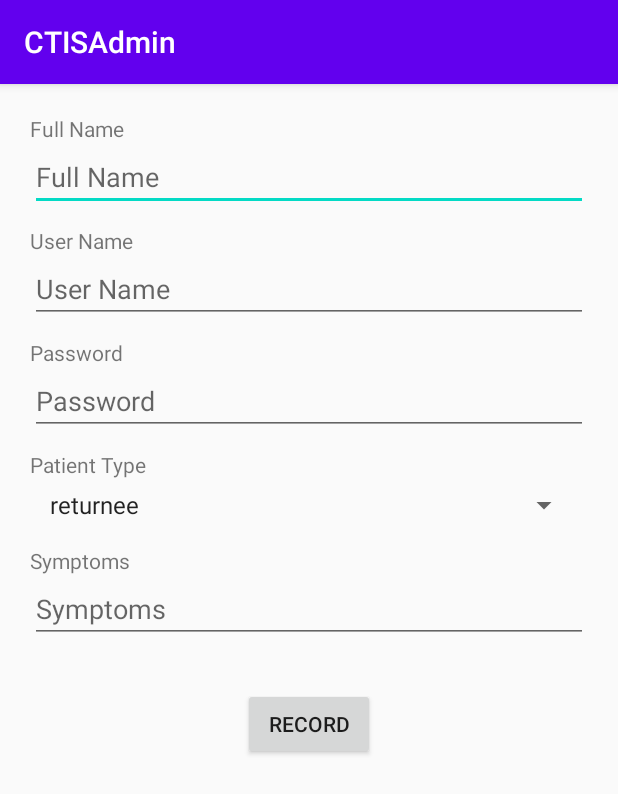
After one commit to cbr85/Android-based-CTIS-Application, an Android app: the RecordNewTestActivity screen opened directly, with no data from a screen before it, on a phone screen of 412 x 824 dp. The commit adds this screen. Shown: the top 794 px of the screen. Run offline under Robolectric (Android 15) with nearby library versions, the phone set to English and light mode, and no system bars; our stand-ins replace Firebase (no records; nobody signed in at launch, a user with empty details on screens opened directly).

Commit message:
SignupAndTester
Signup
create object CentreOffice
create UI for Signup

Tester
create menu for tester
create add test record

```diff
--- a/ctisadmin/build.gradle
+++ b/ctisadmin/build.gradle
@@ -27,10 +27,12 @@ dependencies {
     implementation fileTree(dir: "libs", include: ["*.jar"])
     implementation 'androidx.appcompat:appcompat:1.2.0'
     implementation 'androidx.constraintlayout:constraintlayout:2.0.4'
+    implementation 'com.google.firebase:firebase-firestore:22.0.0'
     testImplementation 'junit:junit:4.12'
     androidTestImplementation 'androidx.test.ext:junit:1.1.2'
     androidTestImplementation 'androidx.test.espresso:espresso-core:3.3.0'
 
     implementation platform('com.google.firebase:firebase-bom:26.7.0')
 
+
 }
--- a/ctisadmin/src/main/AndroidManifest.xml
+++ b/ctisadmin/src/main/AndroidManifest.xml
@@ -9,6 +9,9 @@
         android:roundIcon="@mipmap/ic_launcher_round"
         android:supportsRtl="true"
         android:theme="@style/AppTheme">
+        <activity android:name=".RecordNewTestActivity"></activity>
+        <activity android:name=".MenuTesterActivity" />
+        <activity android:name=".SignUpActivity" />
         <activity android:name=".MainActivity">
             <intent-filter>
                 <action android:name="android.intent.action.MAIN" />
--- /dev/null
+++ b/ctisadmin/src/main/java/com/example/ctisadmin/RecordNewTestActivity.java
@@ -0,0 +1,139 @@
+package com.example.ctisadmin;
+
+import androidx.annotation.NonNull;
+import androidx.appcompat.app.AppCompatActivity;
+
+import android.content.Intent;
+import android.os.Bundle;
+import android.view.View;
+import android.widget.Button;
+import android.widget.EditText;
+import android.widget.Spinner;
+import android.widget.Toast;
+
+import com.google.android.gms.tasks.OnFailureListener;
+import com.google.android.gms.tasks.OnSuccessListener;
+import com.google.firebase.firestore.CollectionReference;
+import com.google.firebase.firestore.DocumentReference;
+import com.google.firebase.firestore.FirebaseFirestore;
+import com.google.firebase.firestore.QueryDocumentSnapshot;
+import com.google.firebase.firestore.QuerySnapshot;
+
+import java.util.HashMap;
+import java.util.Map;
+
+public class RecordNewTestActivity extends AppCompatActivity {
+
+    EditText fullName;
+    EditText userName;
+    EditText password;
+    EditText symptoms;
+    Button record;
+    Spinner patientType;
+    CentreOfficer centreOfficer = new CentreOfficer();
+
+    CollectionReference collectionReference = FirebaseFirestore.getInstance()
+            .collection("Patient");
+
+
+    @Override
+    protected void onCreate(Bundle savedInstanceState) {
+        super.onCreate(savedInstanceState);
+        setContentView(R.layout.activity_record_new_test);
+
+        Intent i = getIntent();
+        centreOfficer = (CentreOfficer) i.getSerializableExtra("officer");
+
+        fullName = findViewById(R.id.edit_text_full_name);
+        userName = findViewById(R.id.edit_text_user_name);
+        password = findViewById(R.id.edit_text_password);
+        patientType = findViewById(R.id.spinner_patient_type);
+        symptoms = findViewById(R.id.edit_text_symptoms);
+        record = findViewById(R.id.bottom_record_patient);
+
+        record.setOnClickListener(new View.OnClickListener() {
+            @Override
+            public void onClick(View view) {
+                String fullNameValue = fullName.getText().toString();
+                String userNameValue = userName.getText().toString();
+                String passwordValue = password.getText().toString();
+                String patientTypeValue = patientType.getSelectedItem().toString();
+                String symptomsValue = symptoms.getText().toString();
+                recordPatient(fullNameValue, userNameValue, passwordValue, patientTypeValue, symptomsValue);
+            }
+        });
+    }
+
+    public void recordPatient(String fullNameValue, final String userNameValue, String passwordValue,
+                              String patientTypeValue, String symptomsValue){
+        final Patient patient = new Patient("", userNameValue,
+                passwordValue, fullNameValue, patientTypeValue, symptomsValue, centreOfficer.getCentreId());
+        collectionReference.get()
+                .addOnFailureListener(new OnFailureListener() {
+                    @Override
+                    public void onFailure(@NonNull Exception e) {
+                        Toast.makeText(getApplicationContext(), e.getMessage(),
+                                Toast.LENGTH_LONG).show();
+                    }
+                })
+                .addOnSuccessListener(new OnSuccessListener<QuerySnapshot>() {
+                    @Override
+                    public void onSuccess(QuerySnapshot queryDocumentSnapshots) {
+                        for(QueryDocumentSnapshot documentSnapshots : queryDocumentSnapshots){
+                            Patient patient1 = documentSnapshots.toObject(Patient.class);
+                            if(patient1.getUserName().equals(userNameValue) && patient1.getCentreId().equals(centreOfficer.getCentreId())){
+                                Toast.makeText(getApplicationContext(), "UserName already exist, Update Information",
+                                        Toast.LENGTH_LONG).show();
+                                Map<String, Object> update = new HashMap<>();
+                                update.put("symptoms", patient.getSymptoms());
+                                update.put("patientType", patient.getPatientType());
+                                collectionReference.document(patient1.getPatientId()).update(update)
+                                        .addOnFailureListener(new OnFailureListener() {
+                                            @Override
+                                            public void onFailure(@NonNull Exception e) {
+                                                Toast.makeText(getApplicationContext(), e.getMessage(),
+                                                        Toast.LENGTH_LONG).show();
+                                            }
+                                        })
+                                        .addOnSuccessListener(new OnSuccessListener<Void>() {
+                                            @Override
+                                            public void onSuccess(Void aVoid) {
+                                                finish();
+                                            }
+                                        });
+                                return;
+                            }
+                        }
+                        collectionReference.add(patient)
+                                .addOnFailureListener(new OnFailureListener() {
+                                    @Override
+                                    public void onFailure(@NonNull Exception e) {
+                                        Toast.makeText(getApplicationContext(), e.getMessage(),
+                                                Toast.LENGTH_LONG).show();
+                                    }
+                                })
+                                .addOnSuccessListener(new OnSuccessListener<DocumentReference>() {
+                                    @Override
+                                    public void onSuccess(DocumentReference documentReference) {
+                                        Map<String, Object> update = new HashMap<>();
+                                        update.put("patientId", documentReference.getId());
+                                        collectionReference.document(documentReference.getId()).update(update)
+                                                .addOnFailureListener(new OnFailureListener() {
+                                                    @Override
+                                                    public void onFailure(@NonNull Exception e) {
+                                                        Toast.makeText(getApplicationContext(), e.getMessage(),
+                                                                Toast.LENGTH_LONG).show();
+                                                    }
+                                                })
+                                                .addOnSuccessListener(new OnSuccessListener<Void>() {
+                                                    @Override
+                                                    public void onSuccess(Void aVoid) {
+                                                        finish();
+                                                    }
+                                                });
+                                    }
+                                });
+                    }
+                });
+    }
+}
--- /dev/null
+++ b/ctisadmin/src/main/res/layout/activity_record_new_test.xml
@@ -0,0 +1,86 @@
+<?xml version="1.0" encoding="utf-8"?>
+<LinearLayout xmlns:android="http://schemas.android.com/apk/res/android"
+    xmlns:app="http://schemas.android.com/apk/res-auto"
+    xmlns:tools="http://schemas.android.com/tools"
+    android:layout_width="match_parent"
+    android:layout_height="match_parent"
+    android:orientation="vertical"
+    android:padding="20dp"
+    tools:context=".RecordNewTestActivity">
+
+    <TextView
+        android:layout_width="match_parent"
+        android:layout_height="wrap_content"
+        android:text="Full Name" />
+
+    <EditText
+        android:id="@+id/edit_text_full_name"
+        android:layout_width="match_parent"
+        android:layout_height="wrap_content"
+        android:hint="Full Name"
+        android:lines="1"
+        android:maxLines="1" />
+
+    <TextView
+        android:layout_width="match_parent"
+        android:layout_height="wrap_content"
+        android:layout_marginTop="10dp"
+        android:text="User Name" />
+
+    <EditText
+        android:id="@+id/edit_text_user_name"
+        android:layout_width="match_parent"
+        android:layout_height="wrap_content"
+        android:hint="User Name"
+        android:lines="1"
+        android:maxLines="1" />
+
+    <TextView
+        android:layout_width="match_parent"
+        android:layout_height="wrap_content"
+        android:layout_marginTop="10dp"
+        android:text="Password" />
+
+    <EditText
+        android:id="@+id/edit_text_password"
+        android:layout_width="match_parent"
+        android:layout_height="wrap_content"
+        android:hint="Password"
+        android:inputType="textPassword"
+        android:lines="1"
+        android:maxLines="1" />
+
+    <TextView
+        android:layout_width="match_parent"
+        android:layout_height="wrap_content"
+        android:layout_marginTop="10dp"
+        android:text="Patient Type" />
+
+    <Spinner
+        android:id="@+id/spinner_patient_type"
+        android:layout_width="match_parent"
+        android:layout_height="wrap_content"
+        android:layout_margin="5dp"
+        android:entries="@array/patient_type" />
+
+    <TextView
+        android:layout_width="match_parent"
+        android:layout_height="wrap_content"
+        android:layout_marginTop="10dp"
+        android:text="Symptoms" />
+
+    <EditText
+        android:id="@+id/edit_text_symptoms"
+        android:layout_width="match_parent"
+        android:layout_height="wrap_content"
+        android:hint="Symptoms" />
+
+    <Button
+        android:id="@+id/bottom_record_patient"
+        android:layout_width="wrap_content"
+        android:layout_height="wrap_content"
+        android:layout_gravity="center_horizontal"
+        android:layout_marginTop="30dp"
+        android:text="Record" />
+
+</LinearLayout>
--- /dev/null
+++ b/ctisadmin/src/main/res/values/array.xml
@@ -0,0 +1,10 @@
+<?xml version="1.0" encoding="utf-8"?>
+<resources>
+    <string-array name="patient_type">
+        <item>returnee</item>
+        <item>quarantined</item>
+        <item>close contact</item>
+        <item>infected</item>
+        <item>suspected</item>
+    </string-array>
+</resources>
```
Also changed, not shown: ctisadmin/src/main/java/com/example/ctisadmin/CentreOfficer.java (added, +80 -0 lines), ctisadmin/src/main/java/com/example/ctisadmin/MainActivity.java (+27 -0 lines), ctisadmin/src/main/java/com/example/ctisadmin/MenuTesterActivity.java (added, +43 -0 lines), ctisadmin/src/main/java/com/example/ctisadmin/Patient.java (added, +82 -0 lines), ctisadmin/src/main/java/com/example/ctisadmin/SignUpActivity.java (added, +113 -0 lines), ctisadmin/src/main/res/layout/activity_main.xml (+35 -7 lines), ctisadmin/src/main/res/layout/activity_menu_tester.xml (added, +27 -0 lines), ctisadmin/src/main/res/layout/activity_sign_up.xml (added, +60 -0 lines).
